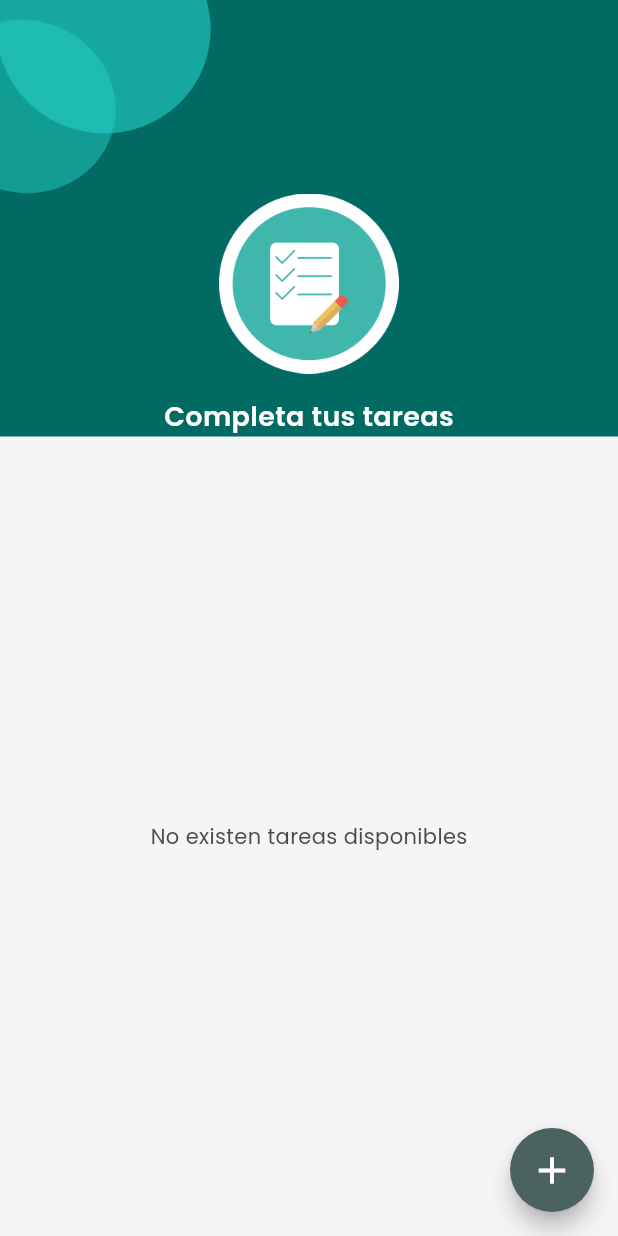
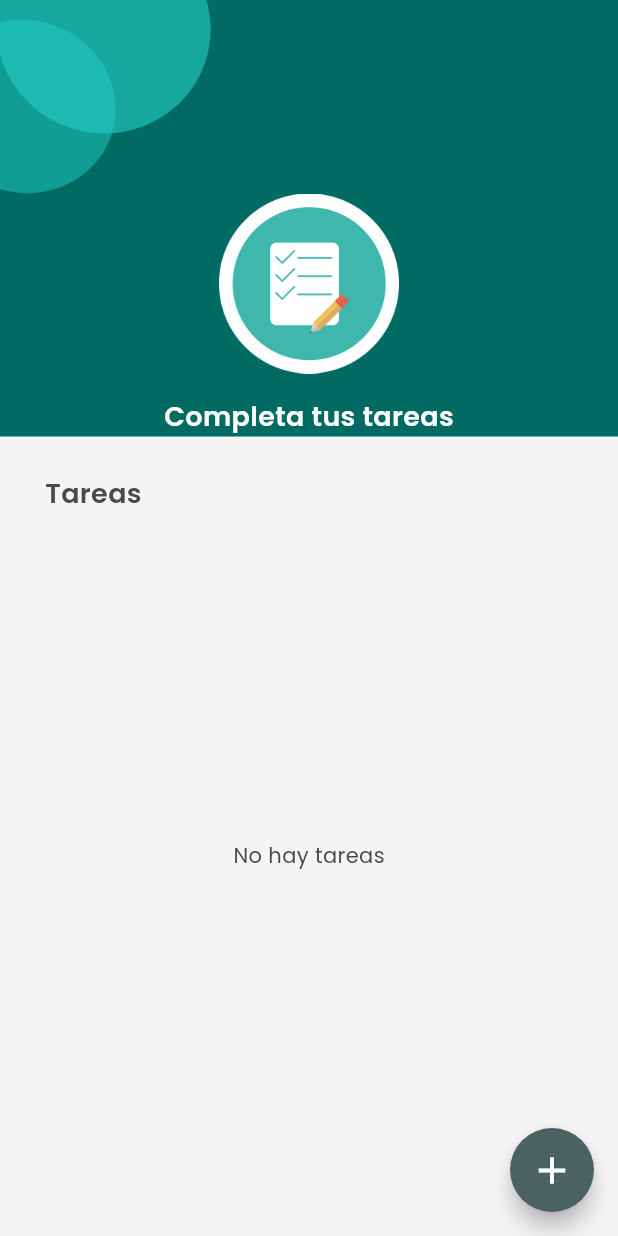
Before and after one commit to toballatorre/todo_list, a Flutter app: the TaskListPage screen opened directly, on a phone screen of 412 x 824 dp. Run offline on Flutter 3.47's test engine with Material 3 defaults, Android fonts, the phone set to English and light mode, and no system bars; our stand-ins replace shared_preferences; accounts and stored records are empty.

Commit message:
Implementar provider para el estado de la lista de tareas

```diff
--- a/lib/app/views/splash/splash_page.dart
+++ b/lib/app/views/splash/splash_page.dart
@@ -1,8 +1,8 @@
 import 'package:flutter/material.dart';
 import 'package:todo_list/app/views/components/h1.dart';
 import 'package:todo_list/app/views/components/shape.dart';
-import 'package:todo_list/app/views/state_page/state_page.dart';
-// import 'package:todo_list/app/views/task_list/task_list_page.dart';
+// import 'package:todo_list/app/views/state_page/state_page.dart';
+import 'package:todo_list/app/views/task_list/task_list_page.dart';
 import 'package:url_launcher/url_launcher.dart';
 
 class SplashPage extends StatelessWidget {
@@ -31,7 +31,7 @@ class SplashPage extends StatelessWidget {
               onTap: () {
                 Navigator.of(context).push(
                   MaterialPageRoute(
-                    builder: (context) => const StatePage(),
+                    builder: (context) => const TaskListPage(),
                   ),
                 );
               },
--- a/lib/app/views/task_list/task_list_page.dart
+++ b/lib/app/views/task_list/task_list_page.dart
@@ -1,47 +1,23 @@
 import 'package:flutter/material.dart';
+import 'package:provider/provider.dart';
 import 'package:todo_list/app/model/task.dart';
-import 'package:todo_list/app/repository/task_repository.dart';
 import 'package:todo_list/app/views/components/h1.dart';
 import 'package:todo_list/app/views/components/shape.dart';
+import 'package:todo_list/app/views/task_list/task_provider.dart';
 
-class TaskListPage extends StatefulWidget {
+class TaskListPage extends StatelessWidget {
   const TaskListPage({super.key});
 
   @override
-  State<TaskListPage> createState() => _TaskListPageState();
-}
-
-class _TaskListPageState extends State<TaskListPage> {
-  final tasklist = <Task>[];
-  final TaskRepository taskRepository = TaskRepository();
-
-  @override
   Widget build(BuildContext context) {
-    return Scaffold(
+    return ChangeNotifierProvider(
+      create: (_) => TaskProvider()..fetchTask(),
+      child: Scaffold(
         body: Column(
           crossAxisAlignment: CrossAxisAlignment.start,
-        children: [
-          const _Header(),
-          Expanded(
-            child: FutureBuilder<List<Task>>(
-                future: taskRepository.getTasks(),
-                builder: (context, snapshot) {
-                  if (snapshot.connectionState == ConnectionState.waiting) {
-                    return Center(child: CircularProgressIndicator());
-                  }
-                  if (!snapshot.hasData || snapshot.data!.isEmpty) {
-                    return Center(child: Text('No existen tareas disponibles'));
-                  }
-                  return _TaskList(
-                    snapshot.data!,
-                    onTaskDoneChanged: (task) {
-                      task.done = !task.done;
-                      taskRepository.saveTasks(snapshot.data!);
-                      setState(() {});
-                    },
-                  );
-                }),
-          ),
+          children: const [
+            _Header(),
+            Expanded(child: _TaskList()),
           ],
         ),
         floatingActionButton: FloatingActionButton(
@@ -49,6 +25,7 @@ class _TaskListPageState extends State<TaskListPage> {
           child: const Icon(
             Icons.add,
             size: 30,
+          ),
         ),
       ),
     );
@@ -59,11 +36,7 @@ class _TaskListPageState extends State<TaskListPage> {
       isScrollControlled: true,
       context: context,
       builder: (context) => _NewTaskModal(
-        onTaskCreated: (task) {
-          setState(() {
-            taskRepository.addTask(task);
-          });
-        },
+        onTaskCreated: (task) {},
       ),
     );
   }
@@ -170,10 +143,7 @@ class _FormNewTask extends StatelessWidget {
 }
 
 class _TaskList extends StatelessWidget {
-  const _TaskList(this.tasklist, {required this.onTaskDoneChanged});
-
-  final List<Task> tasklist;
-  final void Function(Task task) onTaskDoneChanged;
+  const _TaskList();
 
   @override
   Widget build(BuildContext context) {
@@ -184,13 +154,23 @@ class _TaskList extends StatelessWidget {
         children: [
           const H1('Tareas'),
           Expanded(
-            child: ListView.separated(
-              itemCount: tasklist.length,
+            child: Consumer<TaskProvider>(
+              builder: (_, provider, __) {
+                if (provider.taskList.isEmpty) {
+                  return const Center(
+                    child: Text('No hay tareas'),
+                  );
+                }
+                return ListView.separated(
+                  itemCount: provider.taskList.length,
                   separatorBuilder: (_, __) => const SizedBox(height: 16),
                   itemBuilder: (_, index) => _TaskItem(
-                tasklist[index],
-                onTap: () => onTaskDoneChanged(tasklist[index]),
+                    provider.taskList[index],
+                    onTap: () =>
+                        provider.onTaskDoneChanged(provider.taskList[index]),
                   ),
+                );
+              },
             ),
           ),
         ],
--- /dev/null
+++ b/lib/app/views/task_list/task_provider.dart
@@ -0,0 +1,21 @@
+import 'package:flutter/foundation.dart';
+import 'package:todo_list/app/model/task.dart';
+import 'package:todo_list/app/repository/task_repository.dart';
+
+class TaskProvider extends ChangeNotifier {
+  List<Task> _taskList = [];
+
+  final TaskRepository _taskRepository = TaskRepository();
+  void fetchTask() async {
+    _taskList = await _taskRepository.getTasks();
+    notifyListeners();
+  }
+
+  List<Task> get taskList => _taskList;
+
+  void onTaskDoneChanged(Task task) {
+    task.done = !task.done;
+    _taskRepository.saveTasks(_taskList);
+    notifyListeners();
+  }
+}
```
Lines whose indentation alone changed are shown as unchanged.
